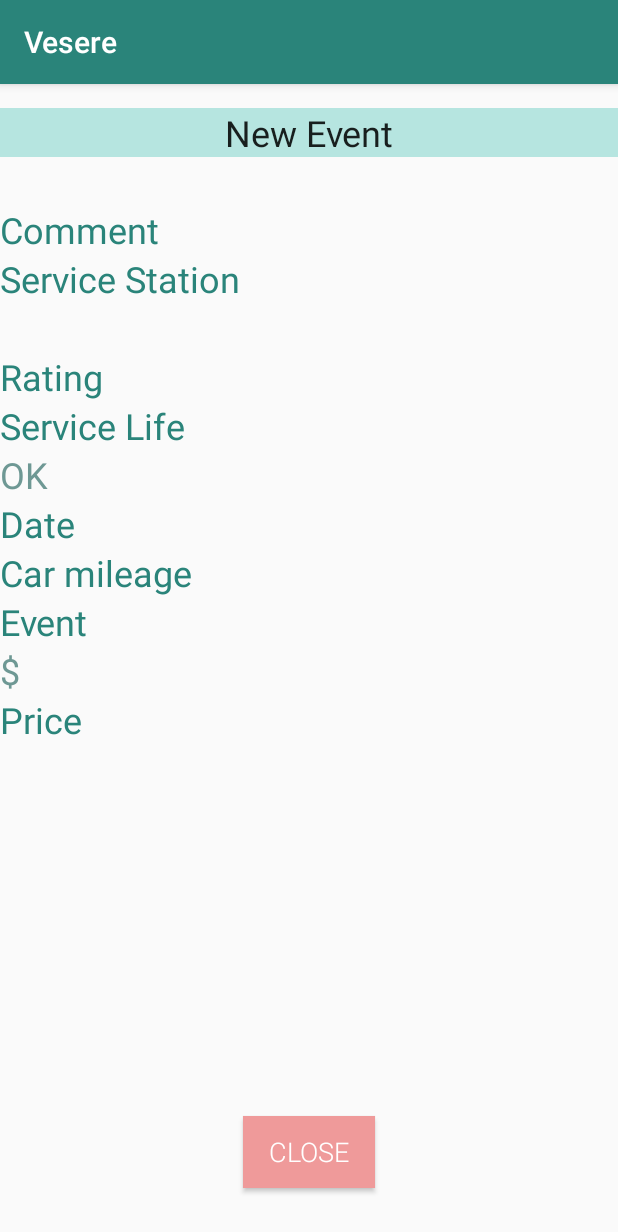
After one commit to maximGrachev/vesere, an Android app: the EventDetailsFragment screen opened through its navigation route, on a phone screen of 412 x 824 dp. The commit adds this screen. Shown: the top 1232 px of the screen. Run offline under Robolectric (Android 15) with nearby library versions, the phone set to English and light mode, and no system bars; our stand-ins replace data binding, navigation-ui.

Commit message:
Databinding was added

```diff
--- a/app/build.gradle
+++ b/app/build.gradle
@@ -29,6 +29,7 @@ android {
 }
 
 dependencies {
+    implementation 'androidx.legacy:legacy-support-v4:1.0.0'
     def nav_version = "2.3.1"
 
     implementation fileTree(dir: 'libs', include: ['*.jar'])
--- a/app/src/main/java/ru/maxgrachev/vesere/allrecords/AllRecordsAdapter.kt
+++ b/app/src/main/java/ru/maxgrachev/vesere/allrecords/AllRecordsAdapter.kt
@@ -1,50 +1,52 @@
 package ru.maxgrachev.vesere.allrecords
 
 import android.view.LayoutInflater
-import android.view.View
 import android.view.ViewGroup
 import android.widget.Button
-import android.widget.TextView
+import androidx.recyclerview.widget.ListAdapter
+import androidx.recyclerview.widget.DiffUtil
 import androidx.recyclerview.widget.RecyclerView
-import ru.maxgrachev.vesere.R
 import ru.maxgrachev.vesere.convertLongToDateString
 import ru.maxgrachev.vesere.database.allrecords.Event
+import ru.maxgrachev.vesere.databinding.ListItemOneRecordBinding
 
-class AllRecordsAdapter: RecyclerView.Adapter<AllRecordsAdapter.ViewHolder>() {
-    var data = listOf<Event>()
-        set(value) {
-            field = value
-            notifyDataSetChanged()
-        }
-
-    override fun getItemCount() = data.size
+class AllRecordsAdapter: ListAdapter<Event, AllRecordsAdapter.ViewHolder>(AllRecordsDiffCallback()) {
 
     override fun onCreateViewHolder(parent: ViewGroup, viewType: Int): ViewHolder {
         return ViewHolder.from(parent)
     }
 
     override fun onBindViewHolder(holder: ViewHolder, position: Int) {
-        val item = data[position]
+        val item = getItem(position)
         holder.bind(item)
     }
 
-    class ViewHolder private constructor(itemView: View): RecyclerView.ViewHolder(itemView){
-        val textEvent: TextView = itemView.findViewById(R.id.text_event)
-        val textData: TextView = itemView.findViewById(R.id.text_date)
-        val buttonEdit: Button = itemView.findViewById(R.id.button_edit)
-        val buttonDelete: Button = itemView.findViewById(R.id.button_delete)
+    class ViewHolder private constructor(val binding: ListItemOneRecordBinding): RecyclerView.ViewHolder(binding.root){
+        val buttonEdit: Button = binding.buttonEdit
+        val buttonDelete: Button = binding.buttonDelete
 
         fun bind(item: Event) {
-            textEvent.text = item.eventName
-            textData.text = convertLongToDateString(item.dateMilli)
+            binding.event = item
+            binding.executePendingBindings()
         }
 
         companion object {
             fun from(parent: ViewGroup): ViewHolder {
                 val layoutInflater = LayoutInflater.from(parent.context)
-                val view = layoutInflater.inflate(R.layout.list_item_one_record, parent, false)
-                return ViewHolder(view)
+                val binding = ListItemOneRecordBinding.inflate(layoutInflater, parent, false)
+                return ViewHolder(binding)
             }
         }
     }
 }
+
+class AllRecordsDiffCallback: DiffUtil.ItemCallback<Event>(){
+    override fun areItemsTheSame(oldItem: Event, newItem: Event): Boolean {
+        return oldItem.eventID == newItem.eventID
+    }
+
+    override fun areContentsTheSame(oldItem: Event, newItem: Event): Boolean {
+        return oldItem == newItem
+    }
+
+}
--- a/app/src/main/java/ru/maxgrachev/vesere/allrecords/AllRecordsFragment.kt
+++ b/app/src/main/java/ru/maxgrachev/vesere/allrecords/AllRecordsFragment.kt
@@ -33,7 +33,7 @@ class AllRecordsFragment: Fragment() {
 
         allRecordsViewModel.records.observe(viewLifecycleOwner, Observer {
             it?.let{
-                adapter.data = it
+                adapter.submitList(it)
             }
         })
 
--- /dev/null
+++ b/app/src/main/java/ru/maxgrachev/vesere/allrecords/BindingUtils.kt
@@ -0,0 +1,16 @@
+package ru.maxgrachev.vesere.allrecords
+
+import android.widget.TextView
+import androidx.databinding.BindingAdapter
+import ru.maxgrachev.vesere.convertLongToDateString
+import ru.maxgrachev.vesere.database.allrecords.Event
+
+@BindingAdapter("textDate")
+fun TextView.setEventDataFormatted(item: Event){
+    text = convertLongToDateString(item.dateMilli)
+}
+
+@BindingAdapter("textEvent")
+fun TextView.setEventType(item: Event){
+    text = item.eventName
+}
--- /dev/null
+++ b/app/src/main/java/ru/maxgrachev/vesere/eventdetail/EventDetailsFragment.kt
@@ -0,0 +1,60 @@
+package ru.maxgrachev.vesere.eventdetail
+
+import android.os.Bundle
+import androidx.fragment.app.Fragment
+import android.view.LayoutInflater
+import android.view.View
+import android.view.ViewGroup
+import ru.maxgrachev.vesere.R
+
+// TODO: Rename parameter arguments, choose names that match
+// the fragment initialization parameters, e.g. ARG_ITEM_NUMBER
+private const val ARG_PARAM1 = "param1"
+private const val ARG_PARAM2 = "param2"
+
+/**
+ * A simple [Fragment] subclass.
+ * Use the [EventDetailsFragment.newInstance] factory method to
+ * create an instance of this fragment.
+ */
+class EventDetailsFragment : Fragment() {
+    // TODO: Rename and change types of parameters
+    private var param1: String? = null
+    private var param2: String? = null
+
+    override fun onCreate(savedInstanceState: Bundle?) {
+        super.onCreate(savedInstanceState)
+        arguments?.let {
+            param1 = it.getString(ARG_PARAM1)
+            param2 = it.getString(ARG_PARAM2)
+        }
+    }
+
+    override fun onCreateView(
+        inflater: LayoutInflater, container: ViewGroup?,
+        savedInstanceState: Bundle?
+    ): View? {
+        // Inflate the layout for this fragment
+        return inflater.inflate(R.layout.fragment_event_details, container, false)
+    }
+
+    companion object {
+        /**
+         * Use this factory method to create a new instance of
+         * this fragment using the provided parameters.
+         *
+         * @param param1 Parameter 1.
+         * @param param2 Parameter 2.
+         * @return A new instance of fragment EventDetailsFragment.
+         */
+        // TODO: Rename and change types and number of parameters
+        @JvmStatic
+        fun newInstance(param1: String, param2: String) =
+            EventDetailsFragment().apply {
+                arguments = Bundle().apply {
+                    putString(ARG_PARAM1, param1)
+                    putString(ARG_PARAM2, param2)
+                }
+            }
+    }
+}
--- /dev/null
+++ b/app/src/main/res/layout/fragment_event_details.xml
@@ -0,0 +1,153 @@
+<?xml version="1.0" encoding="utf-8"?>
+<layout xmlns:android="http://schemas.android.com/apk/res/android"
+    xmlns:tools="http://schemas.android.com/tools"
+    xmlns:app="http://schemas.android.com/apk/res-auto">
+
+    <data>
+
+    </data>
+
+    <androidx.constraintlayout.widget.ConstraintLayout
+        android:layout_width="match_parent"
+        android:layout_height="match_parent"
+        tools:context=".sleepdetail.SleepDetailFragment">
+
+        <LinearLayout
+            android:layout_width="match_parent"
+            android:layout_height="match_parent"
+            android:orientation="vertical"
+            app:layout_constraintBottom_toBottomOf="parent"
+            app:layout_constraintEnd_toEndOf="parent"
+            app:layout_constraintStart_toStartOf="parent"
+            app:layout_constraintTop_toTopOf="parent">
+
+            <TextView
+                android:id="@+id/text_newEvent"
+                style="@style/title_text"
+                android:layout_width="match_parent"
+                android:layout_height="wrap_content"
+                android:layout_marginTop="16dp"
+                android:layout_marginBottom="16dp"
+                android:text="@string/new_event"
+                app:layout_constraintBottom_toTopOf="@+id/scrollView_newRecord"
+                app:layout_constraintEnd_toEndOf="parent"
+                app:layout_constraintHorizontal_bias="0.0"
+                app:layout_constraintStart_toStartOf="parent"
+                app:layout_constraintTop_toTopOf="parent"
+                app:layout_constraintVertical_bias="0.49" />
+
+            <ScrollView
+                android:id="@+id/scrollView_newRecord"
+                android:layout_width="match_parent"
+                android:layout_height="wrap_content"
+                android:layout_marginStart="8dp"
+                android:layout_marginTop="16dp"
+                android:layout_marginEnd="8dp"
+                app:layout_constraintEnd_toEndOf="parent"
+                app:layout_constraintHorizontal_bias="0.0"
+                app:layout_constraintStart_toStartOf="parent"
+                app:layout_constraintTop_toBottomOf="@+id/text_newEvent">
+
+                <androidx.constraintlayout.widget.ConstraintLayout
+                    android:layout_width="match_parent"
+                    android:layout_height="wrap_content">
+
+
+                </androidx.constraintlayout.widget.ConstraintLayout>
+
+            </ScrollView>
+
+            <TextView
+                android:id="@+id/text_comment"
+                style="@style/text_newRecordFragment"
+                android:layout_width="wrap_content"
+                android:layout_height="wrap_content"
+                android:text="@string/comment" />
+
+            <TextView
+                android:id="@+id/text_serviceStation"
+                style="@style/text_newRecordFragment"
+                android:layout_width="196dp"
+                android:layout_height="wrap_content"
+                android:text="@string/service_station" />
+
+            <TextView
+                android:id="@+id/text_months"
+                style="@style/editText_newRecordFragment"
+                android:layout_width="0dp"
+                android:layout_height="wrap_content"
+                android:text="@string/months" />
+
+            <TextView
+                android:id="@+id/text_rating"
+                style="@style/text_newRecordFragment"
+                android:layout_width="196dp"
+                android:layout_height="wrap_content"
+                android:text="@string/rating" />
+
+            <TextView
+                android:id="@+id/text_serviceLife"
+                style="@style/text_newRecordFragment"
+                android:layout_width="wrap_content"
+                android:layout_height="wrap_content"
+                android:text="@string/service_life" />
+
+            <TextView
+                android:id="@+id/text_ok"
+                style="@style/editText_newRecordFragment"
+                android:layout_width="40dp"
+                android:layout_height="wrap_content"
+                android:text="@android:string/ok" />
+
+            <TextView
+                android:id="@+id/text_date"
+                style="@style/text_newRecordFragment"
+                android:layout_width="wrap_content"
+                android:layout_height="wrap_content"
+                android:text="@string/date" />
+
+            <TextView
+                android:id="@+id/text_carMileage"
+                style="@style/text_newRecordFragment"
+                android:layout_width="wrap_content"
+                android:layout_height="wrap_content"
+                android:text="@string/car_mileage" />
+
+            <TextView
+                android:id="@+id/text_eventName"
+                style="@style/text_newRecordFragment"
+                android:layout_width="wrap_content"
+                android:layout_height="wrap_content"
+                android:text="@string/event" />
+
+            <TextView
+                android:id="@+id/textView2"
+                android:layout_width="wrap_content"
+                android:layout_height="wrap_content"
+                android:text="@string/dollarSight"
+                android:textColor="#6E9894"
+                android:textSize="24sp" />
+
+            <TextView
+                android:id="@+id/text_price"
+                style="@style/text_newRecordFragment"
+                android:layout_width="wrap_content"
+                android:layout_height="wrap_content"
+                android:text="@string/price" />
+        </LinearLayout>
+
+        <Button
+            android:layout_width="wrap_content"
+            android:layout_height="wrap_content"
+            android:layout_marginStart="8dp"
+            android:layout_marginEnd="8dp"
+            android:layout_marginBottom="32dp"
+            android:text="@string/close"
+            app:layout_constraintBottom_toBottomOf="parent"
+            app:layout_constraintEnd_toEndOf="parent"
+            app:layout_constraintStart_toStartOf="parent"
+            style="@style/title_button"
+            android:background="#EF9A9A"/>
+
+    </androidx.constraintlayout.widget.ConstraintLayout>
+</layout>
--- a/app/src/main/res/layout/fragment_setting.xml
+++ b/app/src/main/res/layout/fragment_setting.xml
@@ -29,7 +29,7 @@
             android:layout_height="45dp"
             android:layout_marginTop="32dp"
             android:background="#EF9A9A"
-            android:text="@string/clear_all"
+            android:text="@string/delete_all_records"
             android:textColor="#FFFFFF"
             android:textSize="18sp"
             app:layout_constraintEnd_toEndOf="parent"
--- a/app/src/main/res/layout/list_item_one_record.xml
+++ b/app/src/main/res/layout/list_item_one_record.xml
@@ -1,7 +1,16 @@
 <?xml version="1.0" encoding="utf-8"?>
-<androidx.constraintlayout.widget.ConstraintLayout xmlns:android="http://schemas.android.com/apk/res/android"
+<layout xmlns:android="http://schemas.android.com/apk/res/android"
     xmlns:app="http://schemas.android.com/apk/res-auto"
-    xmlns:tools="http://schemas.android.com/tools"
+    xmlns:tools="http://schemas.android.com/tools">
+
+    <data>
+        <variable
+            name="event"
+            type="ru.maxgrachev.vesere.database.allrecords.Event" />
+
+    </data>
+
+    <androidx.constraintlayout.widget.ConstraintLayout
         android:layout_width="match_parent"
         android:layout_height="wrap_content">
 
@@ -19,7 +28,8 @@
             app:layout_constraintEnd_toStartOf="@+id/button_edit"
             app:layout_constraintHorizontal_bias="0.0"
             app:layout_constraintStart_toStartOf="parent"
-        app:layout_constraintTop_toTopOf="parent" />
+            app:layout_constraintTop_toTopOf="parent"
+            app:textEvent="@{event}"/>
 
         <TextView
             android:id="@+id/text_date"
@@ -34,7 +44,8 @@
             app:layout_constraintEnd_toStartOf="@+id/button_edit"
             app:layout_constraintHorizontal_bias="0.0"
             app:layout_constraintStart_toStartOf="@+id/text_event"
-        app:layout_constraintTop_toBottomOf="@+id/text_event" />
+            app:layout_constraintTop_toBottomOf="@+id/text_event"
+            app:textDate="@{event}"/>
 
         <Button
             android:id="@+id/button_edit"
@@ -62,3 +73,4 @@
             app:layout_constraintEnd_toEndOf="parent"
             app:layout_constraintTop_toTopOf="parent" />
     </androidx.constraintlayout.widget.ConstraintLayout>
+</layout>
--- a/app/src/main/res/navigation/navigation.xml
+++ b/app/src/main/res/navigation/navigation.xml
@@ -17,6 +17,9 @@
         <argument
             android:name="eventTypeKeyWord"
             app:argType="string" />
+        <action
+            android:id="@+id/action_allRecordsFragment_to_eventDetailsFragment"
+            app:destination="@id/eventDetailsFragment" />
     </fragment>
     <fragment
         android:id="@+id/newRecordFragment"
@@ -45,4 +48,13 @@
             android:id="@+id/action_titleFragment_to_allRecordsFragment"
             app:destination="@id/allRecordsFragment" />
     </fragment>
+    <fragment
+        android:id="@+id/eventDetailsFragment"
+        android:name="ru.maxgrachev.vesere.eventdetail.EventDetailsFragment"
+        android:label="EventDetailsFragment"
+        tools:layout="@layout/fragment_event_details">
+        <action
+            android:id="@+id/action_eventDetailsFragment_to_allRecordsFragment"
+            app:destination="@id/allRecordsFragment" />
+    </fragment>
 </navigation>
--- a/app/src/main/res/values/strings.xml
+++ b/app/src/main/res/values/strings.xml
@@ -46,6 +46,8 @@
     <string name="all">All</string>
     <string name="dollarSight">$</string>
     <string name="clear_all">Clear All</string>
+    <string name="close">close</string>
+    <string name="delete_all_records">delete_all_records</string>
 
     <string-array name="events_array">
         <item>Oil change</item>
```
Lines whose indentation alone changed are shown as unchanged.
